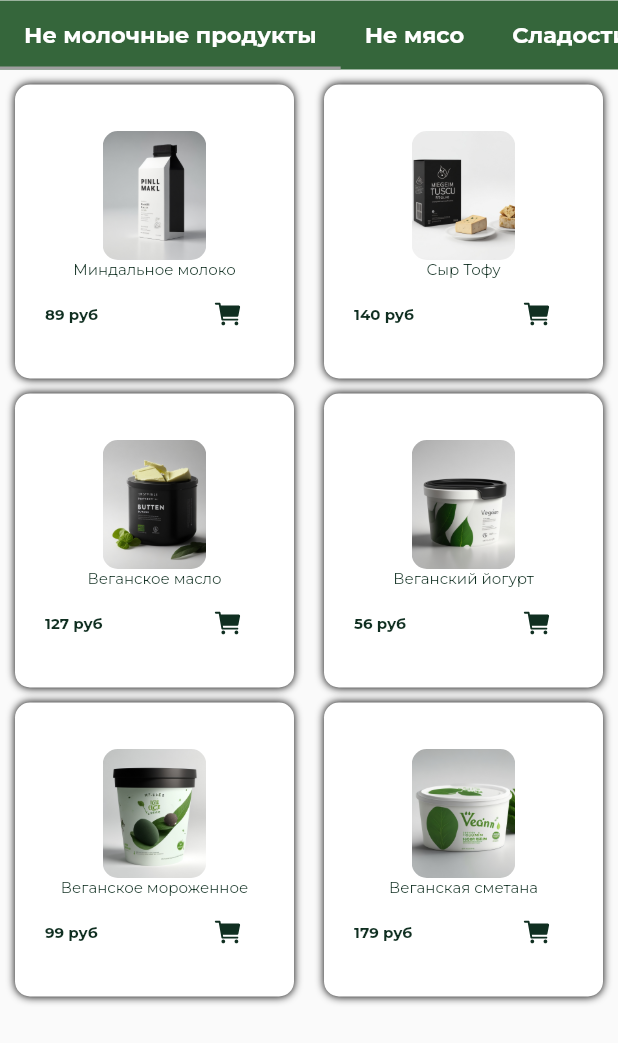
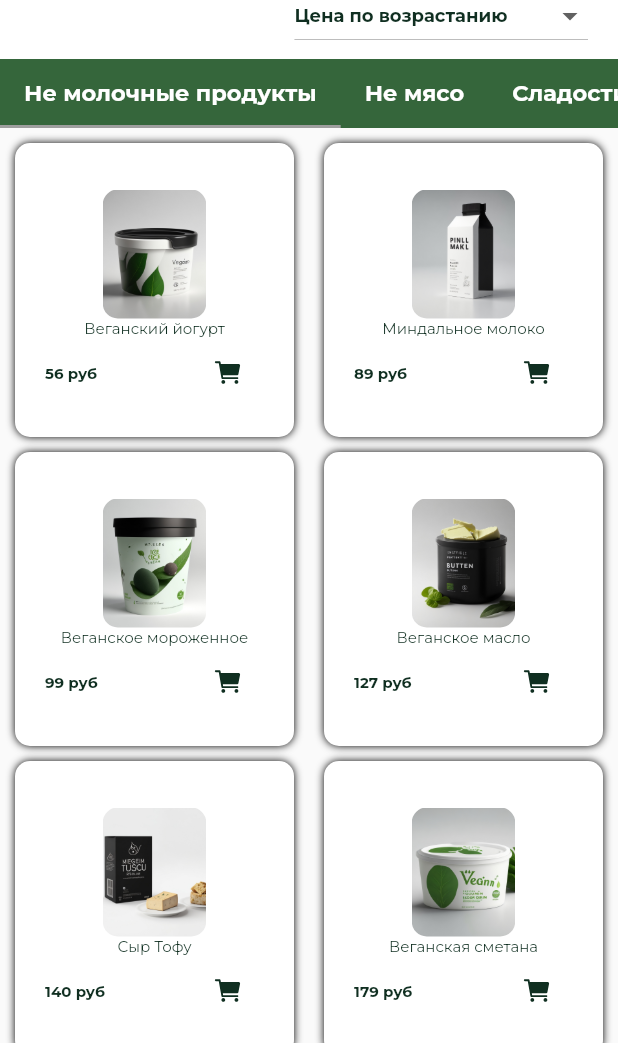
Before and after one commit to konass/VeganShop, a Flutter app: the screen it shows after launch, after a tap on an icon or button, on a phone screen of 412 x 824 dp, the part 193-1236 px from its top. Run offline on Flutter 3.47's test engine with Material 2 defaults, Android fonts, the phone set to English and light mode, and no system bars; our stand-ins replace flutter_svg, shared_preferences, sqflite; accounts and stored records are empty.

```diff
--- /dev/null
+++ b/lib/componets/drop_down_items.dart
@@ -0,0 +1,10 @@
+final dropDownItems = [
+  priceIncreasing,
+  priceDecreasing,
+  nameIncreasing,
+  nameDecreasing
+];
+const String priceIncreasing = "Цена по возрастанию";
+const String priceDecreasing = "Цена по убыванию";
+const String nameIncreasing = "Название по возрастанию";
+const String nameDecreasing = "Название по убыванию";
--- a/lib/data/database.dart
+++ b/lib/data/database.dart
@@ -43,7 +43,7 @@ class DatabaseHandler {
     );
   }
 
-  static Future<List<CartModel>?> getAllCartItems() async {
+  static Future<List<CartModel>> getAllCartItems() async {
     final List<Map<String, dynamic>> maps = await db!.query(_tableName);
     return List.generate(
         maps.length, (index) => CartModel.fromJson(maps[index]));
--- a/lib/main.dart
+++ b/lib/main.dart
@@ -2,6 +2,7 @@ import 'package:flutter/material.dart';
 import 'package:provider/provider.dart';
 import 'package:task_online_shop/data/database.dart';
 import 'package:task_online_shop/pages/intro/intro_page.dart';
+import 'package:task_online_shop/provider/shared_preferences_provider.dart';
 import 'package:task_online_shop/theme/app_colors.dart';
 
 import 'provider/cart.dart';
@@ -9,12 +10,7 @@ import 'provider/cart.dart';
 void main() async {
   WidgetsFlutterBinding.ensureInitialized();
   await DatabaseHandler.initDB();
-  runApp(
-    ChangeNotifierProvider(
-      create: (context) => Cart(),
-      child: const OnlineShop(),
-    ),
-  );
+  runApp(OnlineShop());
 }
 
 class OnlineShop extends StatelessWidget {
@@ -22,9 +18,16 @@ class OnlineShop extends StatelessWidget {
 
   @override
   Widget build(BuildContext context) {
-    return MaterialApp(
-      home: IntroPage(),
-      theme: ThemeData(primaryColor: AppColors.primaryColor),
+    return MultiProvider(
+      providers: [
+        ChangeNotifierProvider(create: (context) => Cart()),
+        ChangeNotifierProvider(
+            create: (context) => SharedPreferencesProvider()),
+      ],
+      child: MaterialApp(
+        home: IntroPage(),
+        theme: ThemeData(primaryColor: AppColors.primaryColor),
+      ),
     );
   }
 }
--- a/lib/pages/cart/widgets/plus_minus_button.dart
+++ b/lib/pages/cart/widgets/plus_minus_button.dart
@@ -3,7 +3,7 @@ import 'package:provider/provider.dart';
 
 import '../../../model/cart_model.dart';
 import '../../../provider/cart.dart';
-import '../../../model/product.dart';
+
 import '../../../theme/app_colors.dart';
 
 class PlusMinusButton extends StatelessWidget {
--- a/lib/pages/home/home_page.dart
+++ b/lib/pages/home/home_page.dart
@@ -1,6 +1,7 @@
 import 'package:flutter/material.dart';
 import 'package:task_online_shop/componets/tabs_items.dart';
 import 'package:task_online_shop/model/category.dart';
+import 'package:task_online_shop/pages/home/widgets/drop_down_button.dart';
 import 'package:task_online_shop/pages/home/widgets/logo_widget.dart';
 import 'package:task_online_shop/pages/home/widgets/product_page.dart';
 import '../../theme/app_colors.dart';
@@ -23,10 +24,18 @@ class HomePage extends StatelessWidget {
                 return DefaultTabController(
                   length: categoryList.length,
                   child: Column(
+
                     children: [
                       LogoWidget(),
                       const SizedBox(
-                        height: 24,
+                        height: 10,
+                      ),
+                      Align(
+                        alignment: Alignment.centerRight,
+                        child: DropDownButton(),
+                      ),
+                      const SizedBox(
+                        height: 5,
                       ),
                       Container(
                           color: AppColors.primaryColor,
@@ -40,7 +49,7 @@ class HomePage extends StatelessWidget {
                         child: TabBarView(
                             children: createTabs(categoryList)
                                 .map((category) =>
-                                    ProductPage(category: category.category))
+                                ProductPage(category: category.category))
                                 .toList()),
                       ),
                     ],
--- /dev/null
+++ b/lib/pages/home/widgets/drop_down_button.dart
@@ -0,0 +1,32 @@
+import 'package:flutter/material.dart';
+import 'package:provider/provider.dart';
+import 'package:task_online_shop/componets/drop_down_items.dart';
+import '../../../provider/shared_preferences_provider.dart';
+import '../../../theme/app_colors.dart';
+
+class DropDownButton extends StatelessWidget {
+  const DropDownButton({Key? key}) : super(key: key);
+
+  @override
+  Widget build(BuildContext context) {
+    var prefsData = Provider.of<SharedPreferencesProvider>(context);
+    return Padding(
+        padding: EdgeInsets.only(right: 20),
+        child: DropdownButton(
+            value: prefsData.returnValue(),
+            items: dropDownItems.map(buildMenuItem).toList(),
+            onChanged: (newValue) {
+              prefsData.saveToSharedPreferences(newValue);
+            }));
+  }
+
+  DropdownMenuItem buildMenuItem(String item) => DropdownMenuItem(
+        value: item,
+        child: Text(item,
+            style: TextStyle(
+                fontSize: 12,
+                color: AppColors.textColor,
+                fontFamily: 'Montserrat',
+                fontWeight: FontWeight.bold)),
+      );
+}
--- a/lib/pages/home/widgets/product_page.dart
+++ b/lib/pages/home/widgets/product_page.dart
@@ -1,10 +1,14 @@
 import 'dart:convert';
 import 'package:flutter/cupertino.dart';
 import 'package:flutter/material.dart';
+import 'package:path/path.dart';
+import 'package:provider/provider.dart';
 import 'package:task_online_shop/componets/product_item.dart';
 import 'package:task_online_shop/model/category.dart';
 import 'package:flutter/services.dart' as rootBundle;
 import 'package:task_online_shop/pages/details/details_page.dart';
+import 'package:task_online_shop/pages/home/widgets/sort_products_by_value.dart';
+import 'package:task_online_shop/provider/shared_preferences_provider.dart';
 
 import '../../../model/product.dart';
 
@@ -27,6 +31,7 @@ class ProductPage extends StatelessWidget {
 
   @override
   Widget build(BuildContext context) {
+    var prefsData = Provider.of<SharedPreferencesProvider>(context);
     return Scaffold(
         body: FutureBuilder(
             future: loadProductFromJson(),
@@ -35,6 +40,9 @@ class ProductPage extends StatelessWidget {
                 return Center(child: Text("${snapshot.error}"));
               } else if (snapshot.hasData) {
                 var productList = snapshot.data as List<Product>;
+                var sortedProductList =
+                    sortProductByValue(productList, prefsData.returnValue()) ??
+                        productList;
                 return GridView.builder(
                     gridDelegate:
                         const SliverGridDelegateWithFixedCrossAxisCount(
@@ -43,7 +51,7 @@ class ProductPage extends StatelessWidget {
                     itemCount: productList.length,
                     itemBuilder: (context, index) {
                       return ProductItem(
-                        product: productList[index],
+                        product: sortedProductList[index],
                         press: () => Navigator.push(
                             context,
                             MaterialPageRoute(
--- /dev/null
+++ b/lib/pages/home/widgets/sort_products_by_value.dart
@@ -0,0 +1,23 @@
+import '../../../componets/drop_down_items.dart';
+import '../../../model/product.dart';
+
+List<Product>? sortProductByValue(
+    List<Product> productList, String selectedValue) {
+  switch (selectedValue) {
+    case priceIncreasing:
+      productList.sort((a, b) => a.price!.compareTo(b.price!));
+      return productList;
+    case priceDecreasing:
+      productList.sort((a, b) => b.price!.compareTo(a.price!));
+      return productList;
+    case nameIncreasing:
+      productList.sort((a, b) => a.title!.compareTo(b.title!));
+      return productList;
+    case nameDecreasing:
+      productList.sort((a, b) => b.title!.compareTo(a.title!));
+      return productList;
+    default:
+      productList;
+  }
+  return null;
+}
--- a/lib/provider/cart.dart
+++ b/lib/provider/cart.dart
@@ -29,9 +29,9 @@ class Cart with ChangeNotifier {
     return cartItem;
   }
 
-  Future<List<CartModel>?> getCart() async {
+  Future<List<CartModel>> getCart() async {
     final cart = await DatabaseHandler.getAllCartItems();
-    cart?.forEach((item) {
+    cart.forEach((item) {
       _cartProducts.putIfAbsent(item.id, () => item);
     });
     return cart;
@@ -39,7 +39,7 @@ class Cart with ChangeNotifier {
 
   Future<int> totalAmount() async {
     final cart = await DatabaseHandler.getAllCartItems();
-    final sum = cart!.fold(
+    final sum = cart.fold(
         0,
         (previousValue, element) =>
             previousValue + element.price * element.quantity);
--- /dev/null
+++ b/lib/provider/shared_preferences_provider.dart
@@ -0,0 +1,35 @@
+import 'package:flutter/cupertino.dart';
+import 'package:shared_preferences/shared_preferences.dart';
+import 'package:task_online_shop/componets/drop_down_items.dart';
+
+class SharedPreferencesProvider with ChangeNotifier {
+  late SharedPreferences _prefs;
+  String _selectedValue = priceIncreasing;
+  static const String prefsValue = 'sort_value';
+
+  SharedPreferencesProvider() {
+    initPreferences();
+  }
+
+  String get selectedValue => _selectedValue;
+
+  Future<void> initPreferences() async {
+    _prefs = await SharedPreferences.getInstance();
+    loadPreferences();
+  }
+
+  Future<void> loadPreferences() async {
+    _selectedValue = _prefs.getString(prefsValue) ?? priceIncreasing;
+    return notifyListeners();
+  }
+
+
+  String returnValue() {
+    return _prefs.getString(prefsValue) ?? priceIncreasing;
+  }
+
+  void saveToSharedPreferences(String value) {
+    _prefs.setString(prefsValue, value);
+    notifyListeners();
+  }
+}
--- a/pubspec.yaml
+++ b/pubspec.yaml
@@ -35,10 +35,12 @@ dependencies:
 
   # The following adds the Cupertino Icons font to your application.
   # Use with the CupertinoIcons class for iOS style icons.
+  shared_preferences: ^2.0.12
   cupertino_icons: ^1.0.2
   provider: ^6.0.5
   sqflite: ^2.3.0
   path: ^1.8.3
+
 
 dev_dependencies:
   flutter_test:
```
Also changed, not shown: pubspec.lock.
